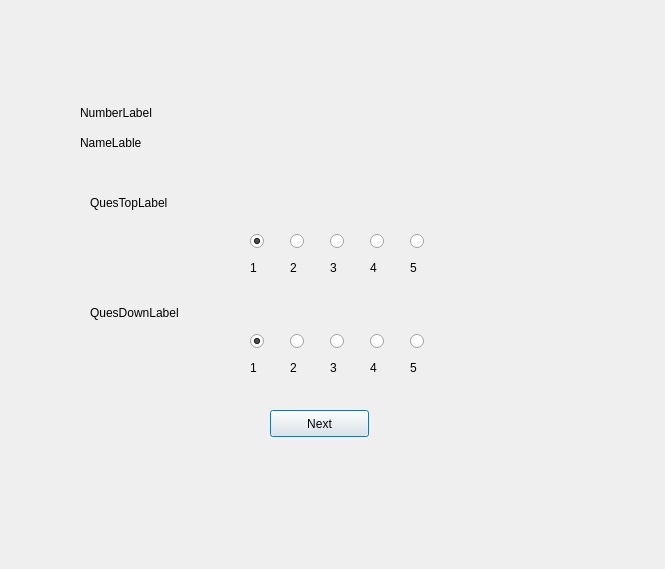
Before: the Qt Designer form qualificationinit.ui in abhinavthukral28/stuPID, drawn with Qt 5.
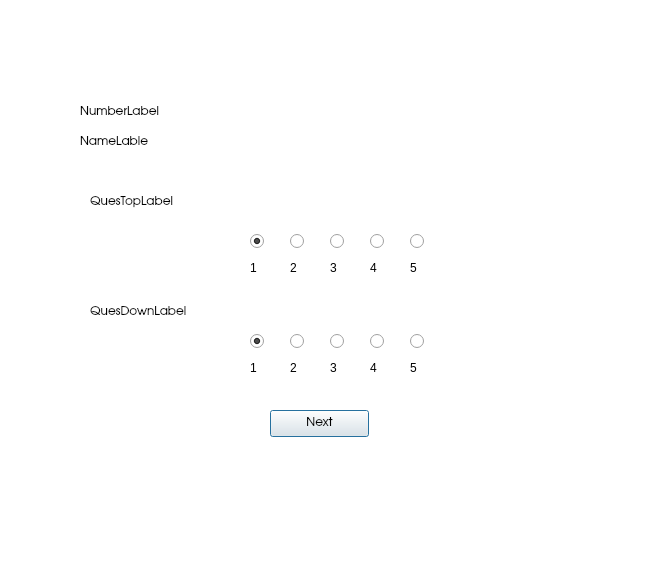
After: the same form once the commit is applied.

Patch:
```diff
--- a/qualificationinit.ui
+++ b/qualificationinit.ui
@@ -13,6 +13,11 @@
   <property name="windowTitle">
    <string>Qualification</string>
   </property>
+  <property name="styleSheet">
+   <string notr="true">QDialog{
+background:white;
+}</string>
+  </property>
   <widget class="QPushButton" name="NextButton">
    <property name="geometry">
     <rect>
@@ -22,6 +27,11 @@
      <height>27</height>
     </rect>
    </property>
+   <property name="font">
+    <font>
+     <family>URW Gothic L</family>
+    </font>
+   </property>
    <property name="text">
     <string>Next</string>
    </property>
@@ -35,6 +45,11 @@
      <height>25</height>
     </rect>
    </property>
+   <property name="font">
+    <font>
+     <family>URW Gothic L</family>
+    </font>
+   </property>
    <property name="text">
     <string>QuesDownLabel</string>
    </property>
@@ -48,6 +63,11 @@
      <height>25</height>
     </rect>
    </property>
+   <property name="font">
+    <font>
+     <family>URW Gothic L</family>
+    </font>
+   </property>
    <property name="text">
     <string>QuesTopLabel</string>
    </property>
@@ -61,6 +81,11 @@
      <height>25</height>
     </rect>
    </property>
+   <property name="font">
+    <font>
+     <family>URW Gothic L</family>
+    </font>
+   </property>
    <property name="text">
     <string>NameLable</string>
    </property>
@@ -74,6 +99,11 @@
      <height>25</height>
     </rect>
    </property>
+   <property name="font">
+    <font>
+     <family>URW Gothic L</family>
+    </font>
+   </property>
    <property name="text">
     <string>NumberLabel</string>
    </property>
```
